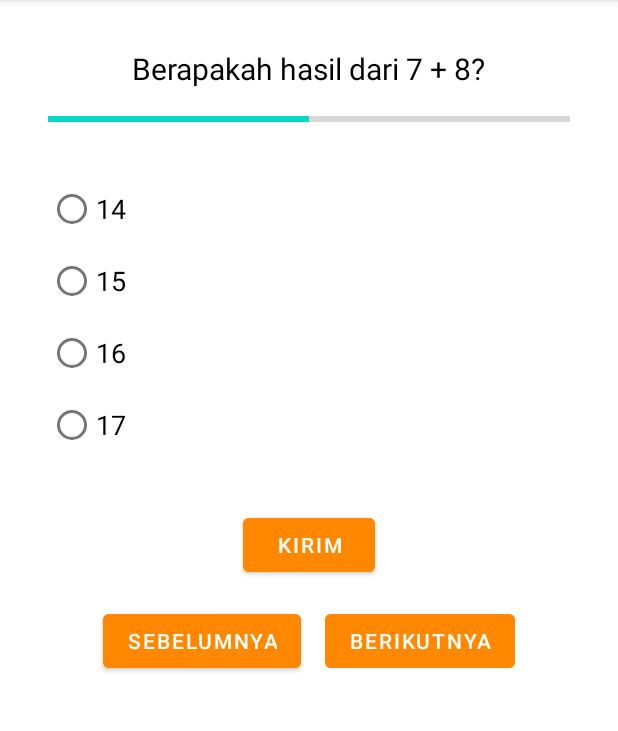
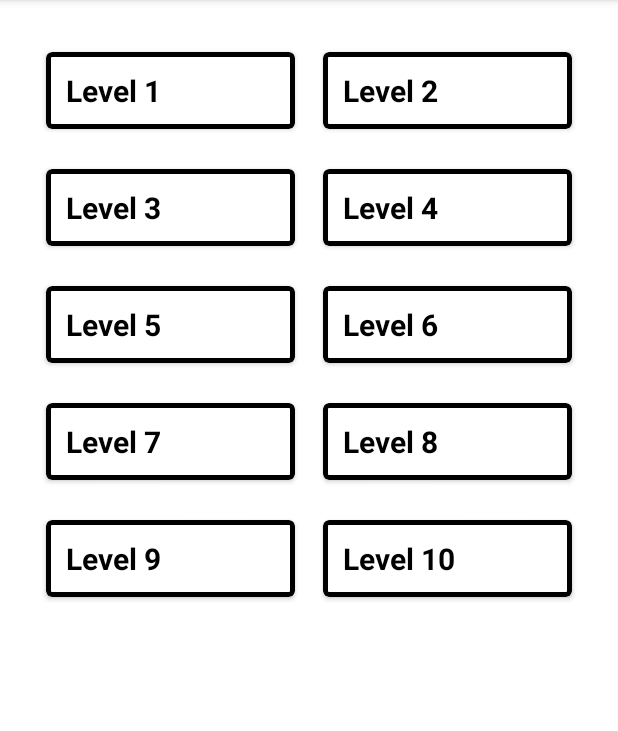
Before and after one commit to Wira07/PajawanEdu-Mobile, an Android app: the QuizActivity screen opened directly, with no data from a screen before it, after a tap on "Matematika", on a phone screen of 412 x 824 dp, the part 84-815 px from its top. Run offline under Robolectric (Android 15) with nearby library versions, the phone set to English and light mode, and no system bars.

Commit message:
update file

```diff
--- a/app/src/main/AndroidManifest.xml
+++ b/app/src/main/AndroidManifest.xml
@@ -14,6 +14,9 @@
         android:supportsRtl="true"
         android:theme="@style/Theme.PajawanEduMobile"
         tools:targetApi="31">
+        <activity
+            android:name=".quiz.LevelMathActivity"
+            android:exported="false" />
         <activity
             android:name=".quiz.QuizIPSActivity"
             android:exported="false" />
--- a/app/src/main/java/com/wira_fkom/pajawanedumobile/QuizActivity.kt
+++ b/app/src/main/java/com/wira_fkom/pajawanedumobile/QuizActivity.kt
@@ -6,6 +6,7 @@ import androidx.appcompat.app.AppCompatActivity
 import androidx.recyclerview.widget.LinearLayoutManager
 import com.wira_fkom.pajawanedumobile.adapter.ExpertiseAdapter
 import com.wira_fkom.pajawanedumobile.databinding.ActivityQuizBinding
+import com.wira_fkom.pajawanedumobile.quiz.LevelMathActivity
 import com.wira_fkom.pajawanedumobile.quiz.QuizIPAActivity
 import com.wira_fkom.pajawanedumobile.quiz.QuizIPSActivity
 import com.wira_fkom.pajawanedumobile.quiz.QuizMathActivity
@@ -40,7 +41,7 @@ class QuizActivity : AppCompatActivity(), ExpertiseAdapter.OnItemClickListener {
 
     override fun onItemClick(expertise: String) {
         val intent = when (expertise) {
-            "Matematika" -> Intent(this, QuizMathActivity::class.java)
+            "Matematika" -> Intent(this, LevelMathActivity::class.java)
             "IPA" -> Intent(this, QuizIPAActivity::class.java)
             "IPS" -> Intent(this, QuizIPSActivity::class.java)
             else -> null
--- /dev/null
+++ b/app/src/main/java/com/wira_fkom/pajawanedumobile/adapter/Level.kt
@@ -0,0 +1,3 @@
+package com.wira_fkom.pajawanedumobile.adapter
+
+data class Level(val id: Int, val name: String)
--- /dev/null
+++ b/app/src/main/java/com/wira_fkom/pajawanedumobile/adapter/LevelAdapter.kt
@@ -0,0 +1,41 @@
+package com.wira_fkom.pajawanedumobile.adapter
+
+import android.view.LayoutInflater
+import android.view.View
+import android.view.ViewGroup
+import android.widget.TextView
+import androidx.recyclerview.widget.RecyclerView
+import com.wira_fkom.pajawanedumobile.R
+
+// ViewHolder class for holding the view for each item
+class LevelViewHolder(itemView: View) : RecyclerView.ViewHolder(itemView) {
+    val levelName: TextView = itemView.findViewById(R.id.txtLevelName)
+}
+
+// Adapter class for the RecyclerView
+class LevelAdapter(
+    private val levels: List<Level>,
+    private val onItemClick: (Level) -> Unit
+) : RecyclerView.Adapter<LevelViewHolder>() {
+
+    override fun onCreateViewHolder(parent: ViewGroup, viewType: Int): LevelViewHolder {
+        // Inflate the item layout
+        val view = LayoutInflater.from(parent.context).inflate(R.layout.level_layout, parent, false)
+        return LevelViewHolder(view)
+    }
+
+    override fun onBindViewHolder(holder: LevelViewHolder, position: Int) {
+        // Bind the data to the view holder
+        val level = levels[position]
+        holder.levelName.text = level.name
+
+        // Set an item click listener
+        holder.itemView.setOnClickListener {
+            onItemClick(level)
+        }
+    }
+
+    override fun getItemCount(): Int {
+        return levels.size
+    }
+}
--- /dev/null
+++ b/app/src/main/java/com/wira_fkom/pajawanedumobile/quiz/LevelMathActivity.kt
@@ -0,0 +1,62 @@
+package com.wira_fkom.pajawanedumobile.quiz
+
+import android.graphics.Rect
+import android.os.Bundle
+import android.view.View
+import androidx.appcompat.app.AppCompatActivity
+import androidx.recyclerview.widget.GridLayoutManager
+import androidx.recyclerview.widget.RecyclerView
+import com.wira_fkom.pajawanedumobile.R
+import com.wira_fkom.pajawanedumobile.adapter.Level
+import com.wira_fkom.pajawanedumobile.adapter.LevelAdapter
+import com.wira_fkom.pajawanedumobile.databinding.ActivityLevelMathBinding
+
+class LevelMathActivity : AppCompatActivity() {
+    private lateinit var binding: ActivityLevelMathBinding
+
+    override fun onCreate(savedInstanceState: Bundle?) {
+        super.onCreate(savedInstanceState)
+        binding = ActivityLevelMathBinding.inflate(layoutInflater)
+        setContentView(binding.root)
+
+        val levels = listOf(
+            Level(1, "Level 1"),
+            Level(2, "Level 2"),
+            Level(3, "Level 3"),
+            Level(4, "Level 4"),
+            Level(5, "Level 5"),
+            Level(6, "Level 6"),
+            Level(7, "Level 7"),
+            Level(8, "Level 8"),
+            Level(9, "Level 9"),
+            Level(10, "Level 10")
+        )
+
+        // Set up RecyclerView
+        binding.levelRV.layoutManager = GridLayoutManager(this, 2)
+        binding.levelRV.adapter = LevelAdapter(levels) { level ->
+            // Handle item click, example:
+            // Toast.makeText(this, "Clicked: ${level.name}", Toast.LENGTH_SHORT).show()
+        }
+
+        // Add spacing item decoration
+        binding.levelRV.addItemDecoration(GridSpacingItemDecoration(2, 16))
+    }
+
+    // Define GridSpacingItemDecoration as an inner class or move it to a separate file
+    class GridSpacingItemDecoration(private val spanCount: Int, private val spacing: Int) : RecyclerView.ItemDecoration() {
+
+        override fun getItemOffsets(outRect: Rect, view: View, parent: RecyclerView, state: RecyclerView.State) {
+            val position = parent.getChildAdapterPosition(view) // item position
+            val column = position % spanCount // item column
+
+            outRect.left = spacing - column * spacing / spanCount // spacing - column * ((1f / spanCount) * spacing)
+            outRect.right = (column + 1) * spacing / spanCount // (column + 1) * ((1f / spanCount) * spacing)
+
+            if (position < spanCount) { // top edge
+                outRect.top = spacing
+            }
+            outRect.bottom = spacing // item bottom
+        }
+    }
+}
--- /dev/null
+++ b/app/src/main/res/layout/activity_level_math.xml
@@ -0,0 +1,21 @@
+<?xml version="1.0" encoding="utf-8"?>
+<RelativeLayout xmlns:android="http://schemas.android.com/apk/res/android"
+    xmlns:app="http://schemas.android.com/apk/res-auto"
+    xmlns:tools="http://schemas.android.com/tools"
+    android:layout_width="match_parent"
+    android:layout_height="match_parent"
+    android:background="@color/white"
+    tools:context=".quiz.LevelMathActivity">
+
+    <androidx.recyclerview.widget.RecyclerView
+        android:id="@+id/levelRV"
+        android:layout_width="match_parent"
+        android:layout_height="match_parent"
+        android:padding="16dp"
+        android:clipToPadding="false"
+        android:scrollbars="vertical"
+        app:layoutManager="androidx.recyclerview.widget.GridLayoutManager"
+        app:spanCount="2"
+        tools:listitem="@layout/level_layout" />
+
+</RelativeLayout>
--- a/app/src/main/res/layout/activity_quiz.xml
+++ b/app/src/main/res/layout/activity_quiz.xml
@@ -4,7 +4,7 @@
     xmlns:tools="http://schemas.android.com/tools"
     android:layout_width="match_parent"
     android:layout_height="match_parent"
-    tools:context=".quiz.QuizActivity">
+    tools:context=".QuizActivity">
 
     <TextView
         android:id="@+id/questionText"
--- /dev/null
+++ b/app/src/main/res/layout/level_layout.xml
@@ -0,0 +1,35 @@
+<?xml version="1.0" encoding="utf-8"?>
+<com.google.android.material.card.MaterialCardView
+    xmlns:android="http://schemas.android.com/apk/res/android"
+    xmlns:app="http://schemas.android.com/apk/res-auto"
+    android:layout_width="match_parent"
+    android:layout_height="wrap_content"
+    android:layout_marginHorizontal="4dp"
+    android:layout_marginVertical="8dp"
+    android:backgroundTint="@color/white"
+    android:elevation="10dp"
+    android:foreground="?android:attr/selectableItemBackground"
+    app:strokeColor="@color/black"
+    app:strokeWidth="3dp"
+    style="@style/CardViewStyle">
+
+    <RelativeLayout
+        android:layout_width="match_parent"
+        android:layout_height="wrap_content"
+        android:layout_marginHorizontal="5dp"
+        android:layout_marginVertical="12dp">
+
+        <TextView
+            android:id="@+id/txtLevelName"
+            android:layout_width="wrap_content"
+            android:layout_height="wrap_content"
+            android:layout_centerVertical="true"
+            android:textColor="@color/black"
+            android:layout_marginStart="8dp"
+            android:textSize="20sp"
+            android:textStyle="bold"
+            android:text="Level 1"/>
+
+    </RelativeLayout>
+
+</com.google.android.material.card.MaterialCardView>
--- a/app/src/main/res/values/colors.xml
+++ b/app/src/main/res/values/colors.xml
@@ -11,6 +11,8 @@
     <color name="primarydark">#211F98</color>
     <color name="black_overlay">#66000000</color>
     <color name="background_color">#FAFAFA</color>
+    <!-- res/values/colors.xml -->
+    <color name="primaryColor">#6200EE</color> <!-- Replace with your preferred color -->
     <color name="primary_text">#212121</color>
     <color name="secondary_text">#757575</color>
     <color name="itemColor">#007BFF</color> <!-- Contoh warna biru -->
--- a/app/src/main/res/values/themes.xml
+++ b/app/src/main/res/values/themes.xml
@@ -26,5 +26,30 @@
         <item name="android:textColor">@color/black_overlay</item>
     </style>
 
+    <!-- Style for cut corners in shapes -->
+    <style name="CutShape" parent="ShapeAppearance.Material3.MediumComponent">
+        <item name="cornerFamily">cut</item>
+        <item name="cornerSize">12dp</item>
+    </style>
+
+    <!-- Style for CardView -->
+    <style name="CardViewStyle" parent="Widget.MaterialComponents.CardView">
+        <item name="cardCornerRadius">4dp</item>
+        <item name="cardElevation">2dp</item>
+        <item name="cardBackgroundColor">@color/white</item>
+    </style>
+
+<!--    &lt;!&ndash; res/values/styles.xml &ndash;&gt;-->
+<!--    <style name="ToolbarTheme" parent="ThemeOverlay.AppCompat.Dark.ActionBar">-->
+<!--        <item name="android:background">@color/primaryColor</item>-->
+<!--        <item name="android:titleTextAppearance">@style/ToolbarTitleText</item>-->
+<!--    </style>-->
+
+<!--    <style name="ToolbarTitleText" parent="TextAppearance.Widget.AppCompat.Toolbar.Title">-->
+<!--        <item name="android:textColor">@android:color/white</item>-->
+<!--    </style>-->
+
+
+
 
 </resources>
```
